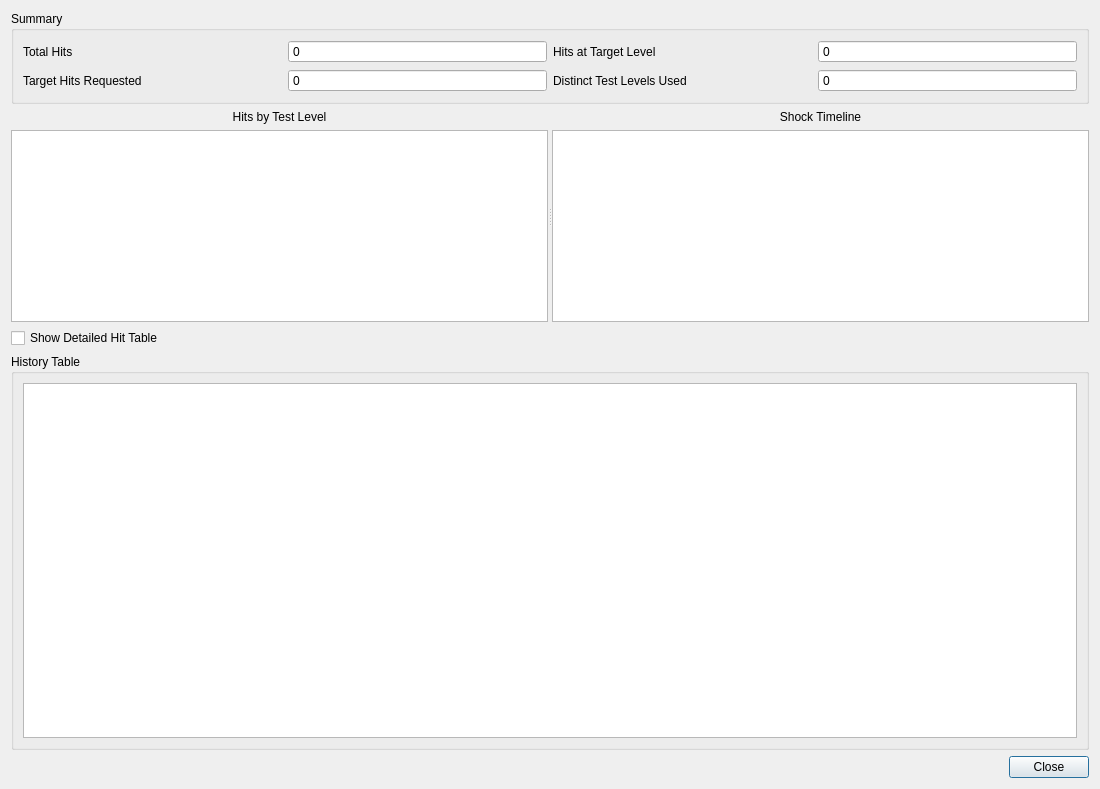
First picture: the form in src/rattlesnake/user_interface/ui_files/srs_sds_shock_history.ui, repository sandialabs/rattlesnake-vibration-controller, before the edit.
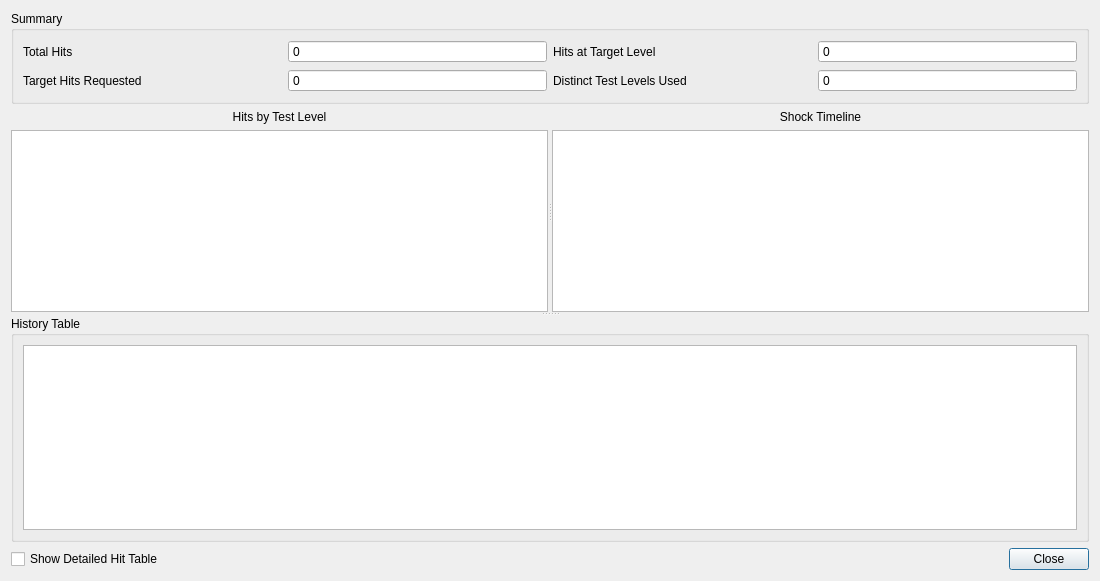
Second picture: the form after the edit. Custom widgets are drawn as their Qt base class.

Commit message: Fixed testing at different levels by scaling back to full level.

Patch:
```diff
--- a/src/rattlesnake/user_interface/ui_files/srs_sds_shock_history.ui
+++ b/src/rattlesnake/user_interface/ui_files/srs_sds_shock_history.ui
@@ -7,7 +7,7 @@
     <x>0</x>
     <y>0</y>
     <width>1100</width>
-    <height>789</height>
+    <height>581</height>
    </rect>
   </property>
   <property name="windowTitle">
@@ -15,6 +15,13 @@
   </property>
   <layout class="QVBoxLayout" name="verticalLayout">
    <item>
+    <widget class="QSplitter" name="splitter">
+     <property name="orientation">
+      <enum>Qt::Vertical</enum>
+     </property>
+     <widget class="QWidget" name="verticalLayoutWidget">
+      <layout class="QVBoxLayout" name="top_layout">
+       <item>
     <widget class="QGroupBox" name="summary_groupbox">
      <property name="sizePolicy">
       <sizepolicy hsizetype="Preferred" vsizetype="Minimum">
@@ -150,33 +157,10 @@
      </widget>
     </widget>
    </item>
-   <item>
-    <layout class="QHBoxLayout" name="history_toggle_layout">
-     <item>
-      <widget class="QCheckBox" name="show_history_table_checkbox">
-       <property name="text">
-        <string>Show Detailed Hit Table</string>
-       </property>
-       <property name="checked">
-        <bool>false</bool>
-       </property>
-      </widget>
-     </item>
-     <item>
-      <spacer name="history_toggle_spacer">
-       <property name="orientation">
-        <enum>Qt::Horizontal</enum>
-       </property>
-       <property name="sizeHint" stdset="0">
-        <size>
-         <width>40</width>
-         <height>20</height>
-        </size>
-       </property>
-      </spacer>
-     </item>
-    </layout>
-   </item>
+      </layout>
+     </widget>
+     <widget class="QWidget" name="verticalLayoutWidget_2">
+      <layout class="QVBoxLayout" name="bottom_layout">
    <item>
     <widget class="QGroupBox" name="history_table_groupbox">
      <property name="title">
@@ -189,8 +173,22 @@
      </layout>
     </widget>
    </item>
+      </layout>
+     </widget>
+    </widget>
+   </item>
    <item>
     <layout class="QHBoxLayout" name="button_layout">
+     <item>
+      <widget class="QCheckBox" name="show_history_table_checkbox">
+       <property name="text">
+        <string>Show Detailed Hit Table</string>
+       </property>
+       <property name="checked">
+        <bool>false</bool>
+       </property>
+      </widget>
+     </item>
      <item>
       <spacer name="button_spacer">
        <property name="orientation">
```
Left out of the diff: 2 changed lines with no effect on the pictures. Lines whose indentation alone changed are shown as unchanged. The commit also changes 2 other files.
